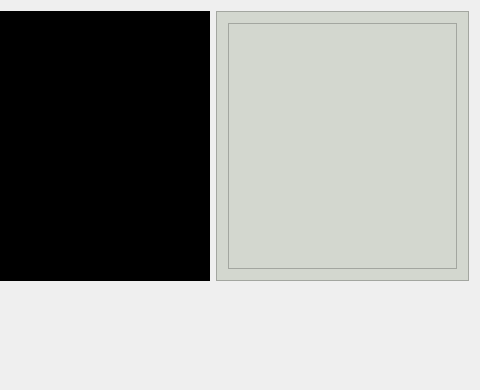
Above: src/MediaPlayer/mainwindow.ui from auttij/Cpp-media-player before the change; both pictures show x 319 to 799 and y 0 to 390 of the 799 by 540 pixel window. Below: the same form after it.
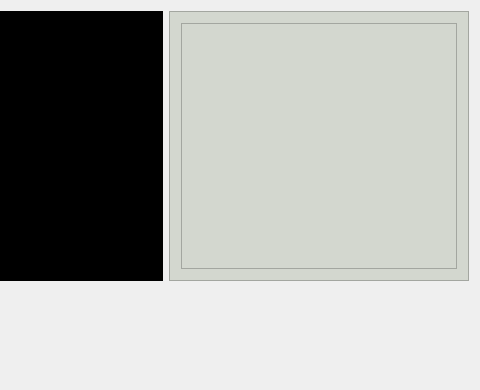
That is the form after the change. Custom widgets are drawn as their Qt base class.

Commit message: Stretches meta table

```diff
--- a/src/MediaPlayer/mainwindow.ui
+++ b/src/MediaPlayer/mainwindow.ui
@@ -17,24 +17,17 @@
    <layout class="QVBoxLayout" name="verticalLayout_3">
     <item>
      <layout class="QGridLayout" name="gridLayout">
-      <item row="0" column="0">
-       <widget class="MediaWidget" name="videoWidget" native="true">
-        <property name="minimumSize">
-         <size>
-          <width>515</width>
-          <height>270</height>
-         </size>
-        </property>
-        <property name="styleSheet">
-         <string notr="true">background-color: rgb(0,0,0);</string>
-        </property>
-       </widget>
-      </item>
       <item row="0" column="1">
        <widget class="QFrame" name="frame">
+        <property name="sizePolicy">
+         <sizepolicy hsizetype="Expanding" vsizetype="Preferred">
+          <horstretch>0</horstretch>
+          <verstretch>0</verstretch>
+         </sizepolicy>
+        </property>
         <property name="minimumSize">
          <size>
-          <width>253</width>
+          <width>300</width>
           <height>270</height>
          </size>
         </property>
@@ -57,14 +50,14 @@
          <item>
           <widget class="QTableWidget" name="metaTable">
            <property name="sizePolicy">
-            <sizepolicy hsizetype="Preferred" vsizetype="Preferred">
+            <sizepolicy hsizetype="Maximum" vsizetype="Preferred">
              <horstretch>0</horstretch>
              <verstretch>0</verstretch>
             </sizepolicy>
            </property>
            <property name="maximumSize">
             <size>
-             <width>231</width>
+             <width>15555</width>
              <height>16777215</height>
             </size>
            </property>
@@ -73,6 +66,19 @@
         </layout>
        </widget>
       </item>
+      <item row="0" column="0">
+       <widget class="MediaWidget" name="videoWidget" native="true">
+        <property name="minimumSize">
+         <size>
+          <width>420</width>
+          <height>270</height>
+         </size>
+        </property>
+        <property name="styleSheet">
+         <string notr="true">background-color: rgb(0,0,0);</string>
+        </property>
+       </widget>
+      </item>
      </layout>
     </item>
     <item>
```
Left out of the diff: 12 changed lines with no effect on the pictures. The commit also changes 2 other files.
